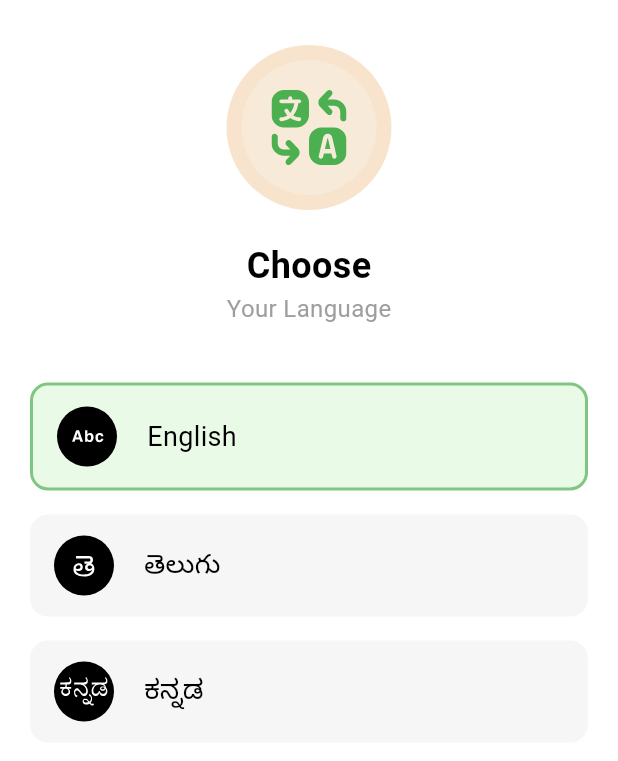
After one commit to CalibrageInfoSystems/PalmMithra-, a Flutter app: the LanguageSelectionScreen screen opened directly, on a phone screen of 412 x 824 dp. The commit adds this screen. Shown: the top 761 px of the screen. Run offline on Flutter 3.47's test engine with Material 3 defaults, Android fonts, the phone set to English and light mode, and no system bars; our stand-ins replace audioplayers, auto_animated, badges, cached_network_image, carousel_slider, connectivity and 28 more; missing offline and left inert: animated_read_more_text, digital_signature_flutter, flutter_barcode_scanner, flutter_custom_month_picker, flutter_pdfview, qrscan and 2 more; accounts and stored records are empty; project files that could hold a hidden picture were left out.

Commit message:
Implement language selection screen and update UI components for consistency

```diff
--- /dev/null
+++ b/lib/authentication/language_screen.dart
@@ -0,0 +1,172 @@
+import 'package:akshaya_flutter/authentication/login_screen.dart';
+import 'package:akshaya_flutter/common_utils/Constants.dart';
+import 'package:akshaya_flutter/common_utils/shared_prefs_keys.dart';
+import 'package:akshaya_flutter/gen/assets.gen.dart';
+import 'package:akshaya_flutter/localization/app_locale.dart';
+import 'package:easy_localization/easy_localization.dart';
+import 'package:flutter/material.dart';
+import 'package:flutter_svg/flutter_svg.dart';
+import 'package:shared_preferences/shared_preferences.dart';
+
+class LanguageSelectionScreen extends StatefulWidget {
+  const LanguageSelectionScreen({super.key});
+
+  @override
+  State<LanguageSelectionScreen> createState() =>
+      _LanguageSelectionScreenState();
+}
+
+class _LanguageSelectionScreenState extends State<LanguageSelectionScreen> {
+  String selectedLanguage = 'English';
+
+  final languages = [
+    {'label': 'English', 'icon': Icons.language},
+    {'label': 'తెలుగు', 'icon': Icons.language},
+    {'label': 'ಕನ್ನಡ', 'icon': Icons.language},
+  ];
+
+  final locales = [
+    {'label': Constants.englishLanguage, 'locale': AppLocal.englishLocale},
+    {'label': Constants.teluguLanguage, 'locale': AppLocal.teluguLocale},
+    {'label': Constants.kannadaLanguage, 'locale': AppLocal.kannadaLocale},
+  ];
+
+  @override
+  Widget build(BuildContext context) {
+    return Scaffold(
+      backgroundColor: Colors.white,
+      body: SafeArea(
+        child: Column(
+          children: [
+            const SizedBox(height: 30),
+            Container(
+              padding: const EdgeInsets.all(10),
+              decoration: const BoxDecoration(
+                color: Color.fromARGB(255, 248, 228, 204),
+                shape: BoxShape.circle,
+              ),
+              child: CircleAvatar(
+                  radius: 45,
+                  backgroundColor: Color(0xFFF8EAD9),
+                  child: SvgPicture.asset(
+                    Assets.images.languageExchange.path,
+                    width: 50,
+                    height: 50,
+                    fit: BoxFit.contain,
+                    color: Color(0xFF4CAF50),
+                  )
+                  // Icon(Icons.translate, size: 50, color: Color(0xFF4CAF50),),
+                  ),
+            ),
+            const SizedBox(height: 20),
+            const Text(
+              'Choose',
+              style: TextStyle(fontSize: 24, fontWeight: FontWeight.bold),
+            ),
+            const Text(
+              'Your Language',
+              style: TextStyle(fontSize: 16, color: Colors.grey),
+            ),
+            const SizedBox(height: 30),
+            Expanded(
+              child: ListView.builder(
+                itemCount: languages.length,
+                itemBuilder: (context, index) {
+                  final lang = languages[index];
+                  bool isSelected = selectedLanguage == lang['label'];
+                  return GestureDetector(
+                    onTap: () {
+                      setState(() {
+                        selectedLanguage = lang['label'] as String;
+                        saveDataAndNavigate(context,
+                            language: locales[index]['label'] as String,
+                            locale: locales[index]['locale'] as Locale);
+                      });
+                    },
+                    child: Container(
+                      margin: const EdgeInsets.symmetric(
+                          horizontal: 20, vertical: 8),
+                      padding: const EdgeInsets.symmetric(
+                          vertical: 14, horizontal: 16),
+                      decoration: BoxDecoration(
+                        color: isSelected
+                            ? const Color(0xFFE9FBE6)
+                            : const Color(0xFFF6F6F6),
+                        borderRadius: BorderRadius.circular(12),
+                        border: isSelected
+                            ? Border.all(
+                                color: const Color(0xFF80C683), width: 2)
+                            : null,
+                      ),
+                      child: Row(
+                        children: [
+                          CircleAvatar(
+                              backgroundColor: Colors.black,
+                              child: SvgPicture.asset(
+                                getIcon(lang['label'] as String),
+                                fit: BoxFit.contain,
+                                color: lang['label'] == 'ಕನ್ನಡ'
+                                    ? Colors.white
+                                    : null,
+                              )),
+                          const SizedBox(width: 20),
+                          Text(
+                            '${lang['label']}',
+                            style: const TextStyle(fontSize: 18),
+                          ),
+                        ],
+                      ),
+                    ),
+                  );
+                },
+              ),
+            ),
+            /*  Padding(
+              padding: const EdgeInsets.symmetric(horizontal: 20.0),
+              child: ElevatedButton(
+                onPressed: () {},
+                style: ElevatedButton.styleFrom(
+                  backgroundColor: const Color(0xFFF08070),
+                  minimumSize: const Size(double.infinity, 50),
+                  shape: RoundedRectangleBorder(
+                    borderRadius: BorderRadius.circular(12),
+                  ),
+                ),
+                child:
+                    const Text('NEXT', style: TextStyle(color: Colors.white)),
+              ),
+            ), */
+            const SizedBox(height: 30),
+          ],
+        ),
+      ),
+    );
+  }
+
+  String getIcon(String language) {
+    switch (language) {
+      case 'English':
+        return Assets.images.iconEnglish.path;
+      case 'తెలుగు':
+        return Assets.images.iconTelugu.path;
+      case 'ಕನ್ನಡ':
+        return Assets.images.languageKannada.path;
+      default:
+        return Assets.images.languageExchange.path;
+    }
+  }
+
+  Future<void> saveDataAndNavigate(BuildContext context,
+      {required String language, required Locale locale}) async {
+    SharedPreferences prefs = await SharedPreferences.getInstance();
+    prefs.setBool(Constants.welcome, true);
+    prefs.setString(SharedPrefsKeys.language, language);
+    context.setLocale(locale);
+    Navigator.of(context).push(
+      MaterialPageRoute(
+        builder: (context) => const LoginScreen(),
+      ),
+    );
+    //   context.go(Routes.loginScreen.path);
+  }
+}
```
Also changed, not shown: lib/app_enterance/splash_screen.dart (+7 -3 lines), lib/authentication/login_screen.dart (+5 -5 lines), lib/screens/home_screen/new_home.dart (+10 -8 lines), lib/screens/main_screen.dart (+27 -20 lines), lib/authentication/login_otp_screen.dart (line endings or trailing spaces).
